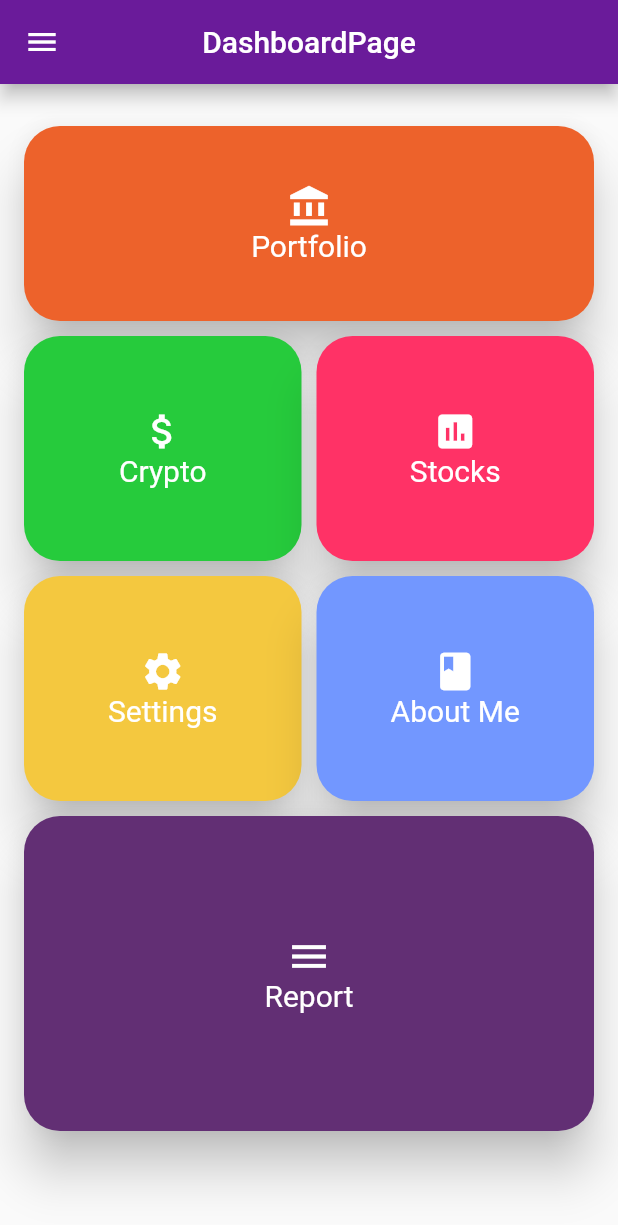
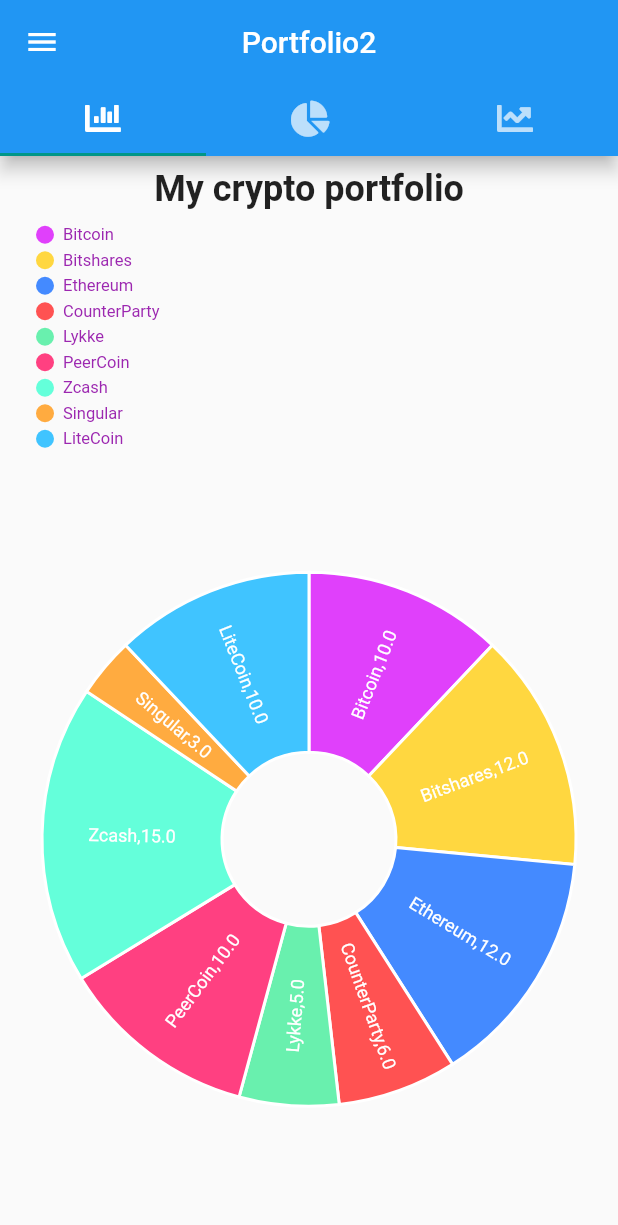
Before and after one commit to mugensan/Flutter_projo_gold, a Flutter app: the screen it shows after launch, on a phone screen of 412 x 824 dp. Shown: the top 1225 px of the screen. Run offline on Flutter 3.47's test engine with Material 2 defaults, Android fonts, the phone set to English and light mode, and no system bars; our stand-ins replace charts_flutter, dartz, firebase_auth, flutter_bloc, font_awesome_flutter, freezed_annotation and 4 more; missing offline and left inert: dart:ffi, flutter_sparkline, link; accounts and stored records are empty; generated files the repository leaves out were written again; Roboto replaces fonts that are missing (Georgia).

Commit message:
pieChart added

```diff
--- a/lib/pages/AboutMePage.dart
+++ b/lib/pages/AboutMePage.dart
@@ -1,5 +1,6 @@
 import 'package:flutter/foundation.dart';
 import 'package:flutter/material.dart';
+import 'package:font_awesome_flutter/font_awesome_flutter.dart';
 import 'package:link/link.dart';
 
 class AboutMePage extends StatefulWidget {
@@ -203,7 +204,7 @@ class _AboutMePageState extends State<AboutMePage> {
 
                     child: ListTile(
                       leading: Icon(
-                        Icons.apps,
+                        FontAwesomeIcons.github,
                         size: 20.0,
                         color: Colors.teal.shade900,
                       ),
--- /dev/null
+++ b/lib/pages/myCharts.dart
@@ -0,0 +1,231 @@
+import 'package:flutter/cupertino.dart';
+import 'package:flutter/foundation.dart';
+import 'package:flutter/material.dart';
+import 'package:charts_flutter/flutter.dart' as charts;
+import 'package:font_awesome_flutter/font_awesome_flutter.dart';
+
+class MyCharts extends StatefulWidget {
+  @override
+  _MyChartsState createState() => _MyChartsState();
+}
+
+class _MyChartsState extends State<MyCharts> {
+  List<charts.Series<Task, String>> _seriesPieData;
+
+  _generateData() {
+    var pieData = [
+      new Task('Bitcoin', 10.0, Colors.purpleAccent),
+      new Task('Bitshares', 12.0, Colors.amberAccent),
+      new Task('Ethereum', 12.0, Colors.blueAccent),
+      new Task('CounterParty', 6.0, Colors.redAccent),
+      new Task('Lykke', 5.0, Colors.greenAccent),
+      new Task('PeerCoin', 10.0, Colors.pinkAccent),
+      new Task('Zcash', 15.0, Colors.tealAccent),
+      new Task('Singular', 3.0, Colors.orangeAccent),
+      new Task('LiteCoin', 10.0, Colors.lightBlueAccent),
+    ];
+    _seriesPieData.add(charts.Series(
+      data: pieData,
+      domainFn: (Task task, _) => task.task,
+      measureFn: (Task task, _) => task.taskValue,
+      colorFn: (Task task, _) => charts.ColorUtil.fromDartColor(task.colorVal),
+      id: 'My Cryptos',
+      labelAccessorFn: (Task row, _) => '${row.task},${row.taskValue}',
+    ));
+  }
+
+  @override
+  void initState() {
+    // TODO: implement initState
+    super.initState();
+    _seriesPieData = List<charts.Series<Task, String>>();
+    _generateData();
+  }
+
+  @override
+  Widget build(BuildContext context) {
+    return MaterialApp(
+      home: DefaultTabController(
+        length: 1,
+        child: Scaffold(
+//      backgroundColor: Colors.teal,
+          appBar: new AppBar(
+            title: new Text('Portfolio2'),
+            centerTitle: true,
+
+            ///this target transition between android and IOS
+            elevation:
+                debugDefaultTargetPlatformOverride == TargetPlatform.android
+                    ? 5.0
+                    : 0.0,
+            bottom: TabBar(
+              indicatorColor: Colors.teal,
+              tabs: [
+                Tab(
+                  icon: Icon(FontAwesomeIcons.solidChartBar),
+                ),
+                Tab(
+                  icon: Icon(FontAwesomeIcons.chartPie),
+                ),
+                Tab(
+                  icon: Icon(FontAwesomeIcons.chartLine),
+                ),
+              ],
+            ),
+          ),
+//body: Drawer(),
+
+          ///creating the drawer for the homepage/dashboard
+          drawer: new Drawer(
+            child: new ListView(
+              children: <Widget>[
+                new UserAccountsDrawerHeader(
+                  accountName: new Text("Kevin Roditi"),
+                  accountEmail: new Text("kevin@gmail.com"),
+                  currentAccountPicture: ClipOval(
+                    child: Image.asset(
+                      "assets/mugenThinker.png",
+                      fit: BoxFit.contain,
+                    ),
+                  ),
+                  otherAccountsPictures: <Widget>[
+                    new ClipOval(
+                      child: Image.asset(
+                        "assets/mugenThinker.png",
+                        fit: BoxFit.contain,
+//                child: new Text("K"),
+                      ),
+                    ),
+                  ],
+                ),
+                new Divider(),
+                new ListTile(
+                  title: new Text("Dashboard"),
+                  trailing: new Icon(Icons.arrow_forward),
+                  onTap: () {
+                    Navigator.of(context).pop();
+                    Navigator.of(context).pushNamed("/DashboardPage");
+                  },
+                ),
+                new Divider(),
+                new ListTile(
+                  title: new Text("Crypto"),
+                  trailing: new Icon(Icons.arrow_forward),
+                  onTap: () {
+                    Navigator.of(context).pop();
+                    Navigator.of(context).pushNamed("/CryptoPage");
+                  },
+                ),
+                new Divider(),
+                new ListTile(
+                  title: new Text("Stock"),
+                  trailing: new Icon(Icons.arrow_forward),
+                  onTap: () {
+                    Navigator.of(context).pop();
+                    Navigator.of(context).pushNamed("/StocksPage");
+                  },
+                ),
+                new Divider(),
+                new ListTile(
+                  title: new Text("Portfolio"),
+                  trailing: new Icon(Icons.arrow_forward),
+                  onTap: () {
+                    Navigator.of(context).pop();
+                    Navigator.of(context).pushNamed("/PortfolioPage");
+                  },
+
+                  ///TODO ADD ROUTE
+                ),
+                new Divider(),
+                new ListTile(
+                  title: new Text("About me"),
+                  trailing: new Icon(Icons.arrow_forward),
+                  onTap: () {
+                    Navigator.of(context).pop();
+                    Navigator.of(context).pushNamed("/AboutMePage");
+                  },
+                ),
+                new Divider(),
+                new ListTile(
+                  title: new Text("Report"),
+                  trailing: new Icon(Icons.arrow_forward),
+                  onTap: () {
+                    Navigator.of(context).pop();
+                    Navigator.of(context).pushNamed("/ReportPage");
+                  },
+
+                  ///TODO ADD ROUTE
+                ),
+                new Divider(),
+                new ListTile(
+                  title: new Text("Close Menu"),
+                  trailing: new Icon(Icons.close),
+                  onTap: () => Navigator.of(context).pop(),
+                )
+              ],
+            ),
+          ),
+          body: TabBarView(
+            children: <Widget>[
+              Padding(
+                padding: EdgeInsets.all(8.0),
+                child: Center(
+                  child: Column(
+                     children: <Widget>[
+                       Text(
+                         'My crypto portfolio',
+                         style: TextStyle(
+                           fontSize: 24.0,
+                           fontWeight: FontWeight.bold,
+                         ),
+                       ),
+                       SizedBox(
+                         height: 10.0,
+                       ),
+                       Expanded(
+                         child: charts.PieChart(
+                           _seriesPieData,
+                           animate: true,
+                           animationDuration: Duration(seconds: 3),
+                           behaviors: [
+                             new charts.DatumLegend(
+                              outsideJustification: charts.OutsideJustification.endDrawArea,
+                               horizontalFirst: false,
+                               desiredMaxRows: 3,
+                               cellPadding: new EdgeInsets.only(left: 16.0,right: 16.0,bottom: 4.0),
+                               entryTextStyle: charts.TextStyleSpec(
+                                 color:charts.MaterialPalette.purple.shadeDefault,
+                                 fontFamily: 'Georgia',
+                                 fontSize: 11,
+                               )
+                             ),
+                           ],
+                           defaultRenderer: new charts.ArcRendererConfig(
+                             arcWidth: 120,
+                             arcRendererDecorators: [
+                               charts.ArcLabelDecorator(
+                                 labelPosition: charts.ArcLabelPosition.inside,
+                               ),
+                             ]
+                           ),
+                         ),
+                       ),
+                     ],
+                  ),
+                ),
+              ),
+            ],
+          ),
+        ),
+      ),
+    );
+  }
+}
+
+class Task {
+  String task;
+  double taskValue;
+  Color colorVal;
+
+  Task(this.task, this.taskValue, this.colorVal);
+}
--- a/lib/presentation/core/app_widget.dart
+++ b/lib/presentation/core/app_widget.dart
@@ -7,6 +7,8 @@ import 'file:///C:/Users/kevro/AndroidStudioProjects/Flutter_projo_gold/lib/page
 import 'package:flutterstaggeredgridontap/pages/ReportPage.dart';
 import 'package:flutterstaggeredgridontap/pages/SettingsPage.dart';
 import 'package:flutterstaggeredgridontap/pages/StocksPage.dart';
+import 'package:flutterstaggeredgridontap/pages/myCharts.dart';
+import 'package:flutterstaggeredgridontap/pages/portfolio/PortfolioPage.dart';
 import 'package:flutterstaggeredgridontap/presentation/sign_in/sign_in_page.dart';
 import 'package:flutterstaggeredgridontap/pages/splashscreen/animatedWidgetPage.dart';
 class AppWidget extends StatelessWidget {
@@ -28,9 +30,9 @@ class AppWidget extends StatelessWidget {
 //home: CryptoPage(),
       initialRoute: '/',
       routes: {
-        '/': (BuildContext context) => new DashboardPage(),
+        '/': (BuildContext context) => new MyCharts(),
         '/DashboardPage': (context) => new DashboardPage(),
-        '/PortfolioPage': (BuildContext context) => new PortfolioPage(),
+        '/PortfolioPage': (BuildContext context) => new MyCharts(),
         '/CryptoPage': (BuildContext context) => new CryptoPage(),
         '/StocksPage': (BuildContext context) => new StocksPage(),
         '/SettingsPage': (BuildContext context) => new SettingsPage(),
--- a/pubspec.yaml
+++ b/pubspec.yaml
@@ -41,6 +41,7 @@ dependencies:
 #  flushbar: ^1.10.2
   uuid: ^2.0.4
   link: ^1.0.0
+
 
 dev_dependencies:
     build_runner: ^1.9.0
```
